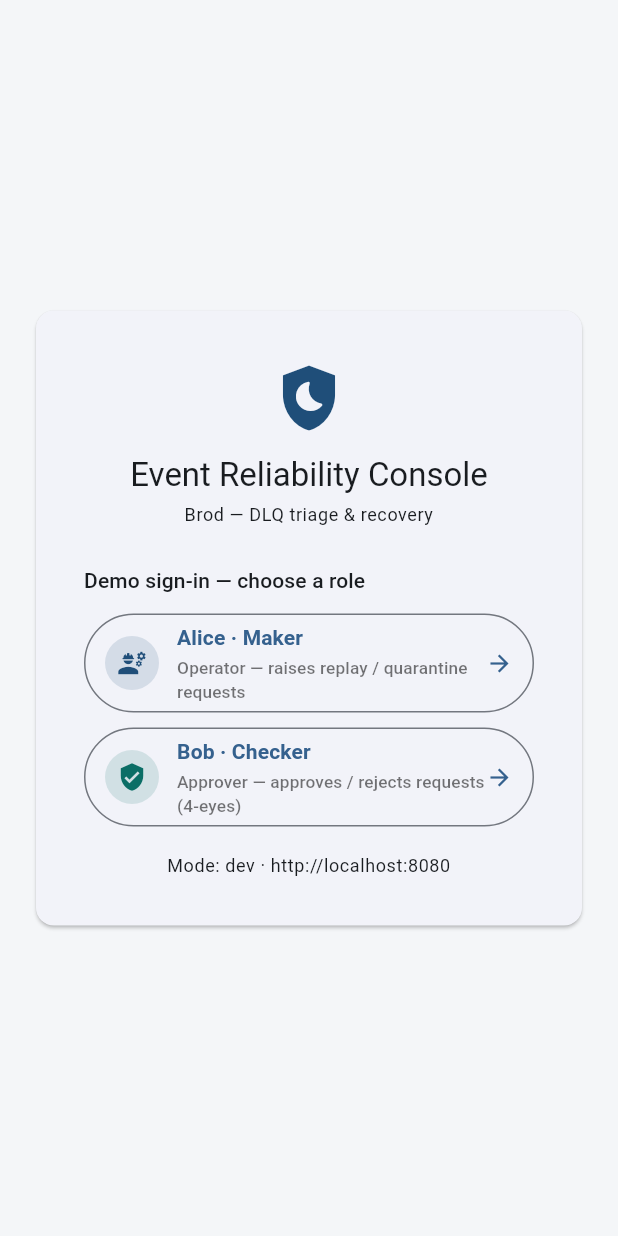
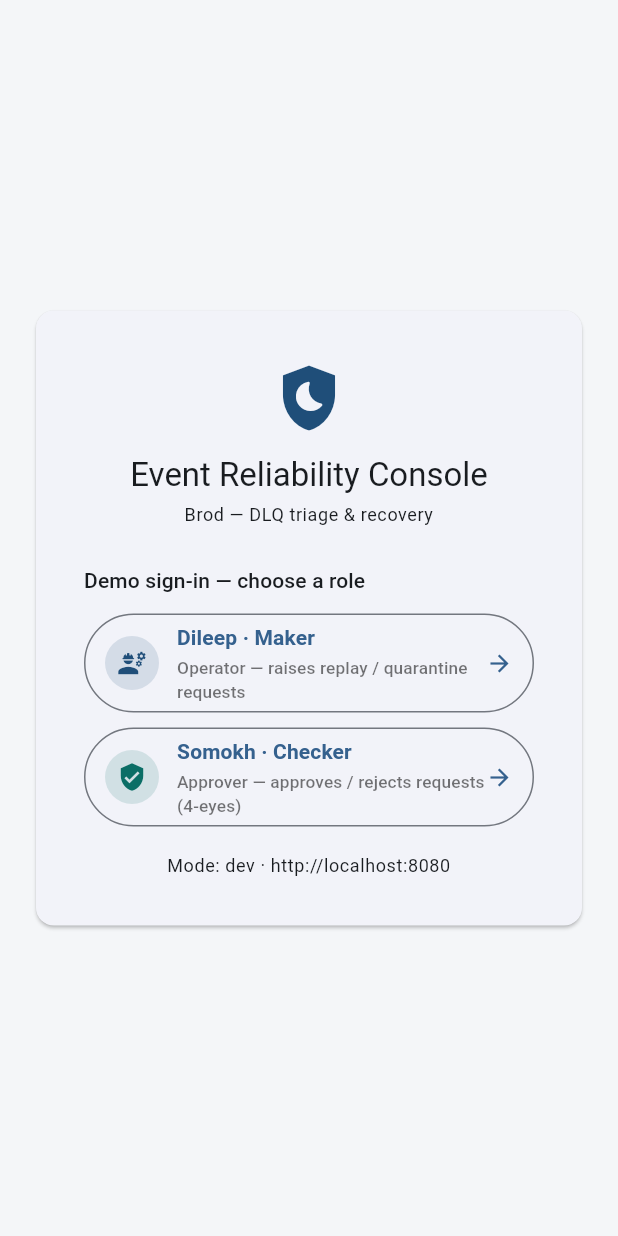
Before and after one commit to DileepJexpert/Event-Reliability-Platform, a Flutter app: the screen it shows after launch, on a phone screen of 412 x 824 dp. Run offline on Flutter 3.47's test engine with Material 3 defaults, Android fonts, the phone set to English and light mode, and no system bars; our stand-ins replace flutter_secure_storage; missing offline and left inert: dart:html, flutter_appauth.

Commit message:
console+docs: rename demo identities Alice/Bob -> Dileep/Somokh
Rename the two dev demo logins (and the maker-checker examples in the docs)
from Alice/Bob to Dileep (Maker/Operator) and Somokh (Checker/Approver).
Defined once in kDemoUsers; the login icon map, DEMO_GUIDE.md and HOW_TO_RUN.md
are updated to match.

Verified: flutter analyze (no errors).

https://claude.ai/code/session_01ECXWiwNPzFJBmRzq1F1K3e

```diff
--- a/frontend/lib/screens/home_shell.dart
+++ b/frontend/lib/screens/home_shell.dart
@@ -150,7 +150,7 @@ class _HomeShellState extends State<HomeShell> {
     );
   }
 
-  /// Dev-only quick identity switch in the top bar: hop between the maker (Alice) and checker (Bob)
+  /// Dev-only quick identity switch in the top bar: hop between the maker (Dileep) and checker (Somokh)
   /// without signing out, so the 4-eyes flow can be shown back-to-back. Swaps roles + the X-Actor.
   Widget _demoSwitcher(AuthService auth) {
     final current = auth.state.username;
--- a/frontend/lib/screens/login_screen.dart
+++ b/frontend/lib/screens/login_screen.dart
@@ -17,8 +17,8 @@ class LoginScreen extends StatefulWidget {
 class _LoginScreenState extends State<LoginScreen> {
   // Per-username presentation (icon + accent) for the dev demo identities.
   static const Map<String, (IconData, Color)> _style = {
-    'alice': (Icons.engineering, Color(0xFF1F4E79)),
-    'bob': (Icons.verified_user, Color(0xFF0B6E66)),
+    'dileep': (Icons.engineering, Color(0xFF1F4E79)),
+    'somokh': (Icons.verified_user, Color(0xFF0B6E66)),
   };
 
   bool _busy = false;
--- a/frontend/lib/services/auth_service.dart
+++ b/frontend/lib/services/auth_service.dart
@@ -19,9 +19,9 @@ class DemoUser {
 }
 
 const List<DemoUser> kDemoUsers = [
-  DemoUser('alice', 'Alice', 'Maker', 'Operator — raises replay / quarantine requests',
+  DemoUser('dileep', 'Dileep', 'Maker', 'Operator — raises replay / quarantine requests',
       ['VIEWER', 'OPERATOR']),
-  DemoUser('bob', 'Bob', 'Checker', 'Approver — approves / rejects requests (4-eyes)',
+  DemoUser('somokh', 'Somokh', 'Checker', 'Approver — approves / rejects requests (4-eyes)',
       ['VIEWER', 'APPROVER']),
 ];
 
```
Also changed, not shown: 2 other files.
